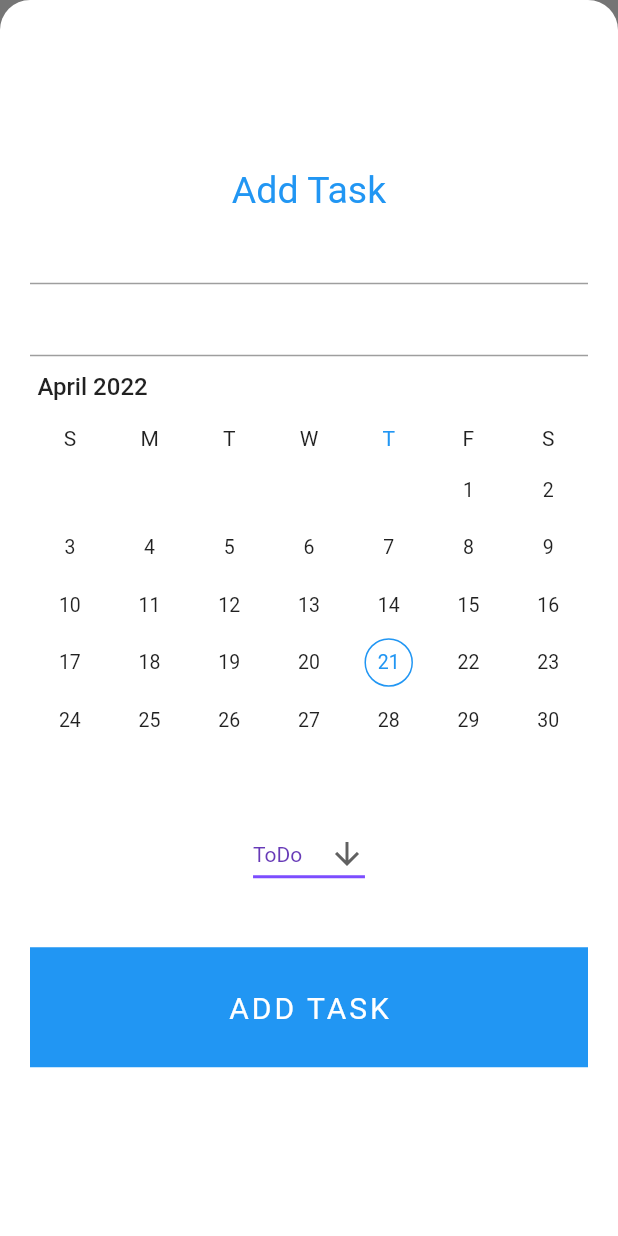
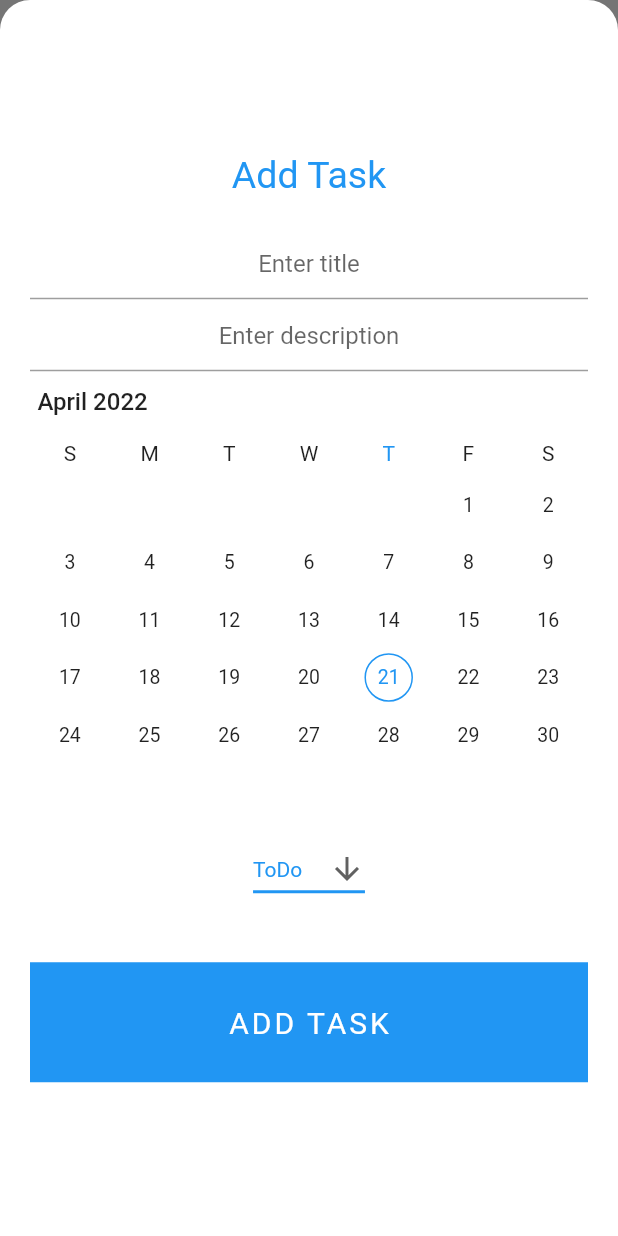
Before and after one commit to MonikaZemankiewicz/MAMSMainApp, a Flutter app: the screen it shows after launch, after a tap on the "add" icon, on a phone screen of 412 x 824 dp. Run offline on Flutter 3.47's test engine with Material 2 defaults, Android fonts, the phone set to English and light mode, and no system bars; drawn by our look-alikes of syncfusion_flutter_datepicker.

Commit message:
some changes

```diff
--- a/lib/main.dart
+++ b/lib/main.dart
@@ -17,6 +17,7 @@ class MyApp extends StatelessWidget {
         primarySwatch: Colors.blue,
       ),
       home: const MyHomePage(title: 'To-do list'),
+      debugShowCheckedModeBanner: false,
     );
   }
 }
--- a/lib/screens/add_task.dart
+++ b/lib/screens/add_task.dart
@@ -45,23 +45,29 @@ class _AddTaskState extends State<AddTask> {
               mainAxisAlignment: MainAxisAlignment.center,
               crossAxisAlignment: CrossAxisAlignment.center,
               children: <Widget>[
-                const Text('Add Task',
-                    style: TextStyle(
-                      color: Colors.blue,
-                      fontSize: 25.0,
-                    )),
+                const Padding(
+                  padding: EdgeInsets.fromLTRB(0, 0, 0, 20),
+                  child: Text('Add Task',
+                      style: TextStyle(
+                        color: Colors.blue,
+                        fontSize: 25.0,
+                      )),
+                ),
                 TextField(
                   textAlign: TextAlign.center,
                   onChanged: (newText) {
                     currentTaskName = newText;
                   },
                   controller: nameFieldText,
+                  decoration: InputDecoration(hintText: "Enter title"),
                 ),
                 TextField(
                   onChanged: (newText) {
                     currentTaskDescription = newText;
                   },
                   controller: descriptionFieldText,
+                  textAlign: TextAlign.center,
+                  decoration: InputDecoration(hintText: "Enter description"),
                 ),
                 SfDateRangePicker(
                   onSelectionChanged:
@@ -76,10 +82,10 @@ class _AddTaskState extends State<AddTask> {
                       value: currentTaskType,
                       icon: const Icon(Icons.arrow_downward),
                       elevation: 16,
-                      style: const TextStyle(color: Colors.deepPurple),
+                      style: const TextStyle(color: Colors.blue),
                       underline: Container(
                         height: 2,
-                        color: Colors.deepPurpleAccent,
+                        color: Colors.blue,
                       ),
                       onChanged: (TaskType? newValue) {
                         currentTaskType = newValue!;
--- a/lib/screens/home_page.dart
+++ b/lib/screens/home_page.dart
@@ -45,10 +45,12 @@ class _MyHomePageState extends State<MyHomePage> {
   Widget build(BuildContext context) {
     return Scaffold(
       appBar: AppBar(
-        title: Text(widget.title),
+        title: const Text(
+          'My To-Do List',
+        ),
       ),
       body: SafeArea(
-        child: Container(child: TasksList(tasks: tasks)),
+        child: Container(color: Colors.white, child: TasksList(tasks: tasks)),
       ),
       floatingActionButton: FloatingActionButton(
         child: Icon(Icons.add),
--- a/lib/widgets/slide_left_bcg.dart
+++ b/lib/widgets/slide_left_bcg.dart
@@ -2,7 +2,7 @@ import 'package:flutter/material.dart';
 
 Widget slideLeftBcg() {
   return Container(
-    color: Colors.green,
+    color: Color.fromRGBO(51, 219, 174, 1),
     child: Align(
       child: Row(
         mainAxisAlignment: MainAxisAlignment.end,
--- a/lib/widgets/slide_right_bcg.dart
+++ b/lib/widgets/slide_right_bcg.dart
@@ -2,7 +2,7 @@ import 'package:flutter/material.dart';
 
 Widget slideRightBcg() {
   return Container(
-    color: Colors.red,
+    color: Color.fromARGB(255, 238, 155, 155),
     child: Align(
       child: Row(
         mainAxisAlignment: MainAxisAlignment.start,
--- a/lib/widgets/task_tile.dart
+++ b/lib/widgets/task_tile.dart
@@ -3,50 +3,54 @@ import 'package:secondlab/models/task.dart';
 import 'package:secondlab/screens/task_details.dart';
 import 'package:secondlab/models/task_type.dart';
 
-class TaskTile extends StatelessWidget {
+class TaskTile extends StatefulWidget {
   final Task task;
-  final Function changeStatusCallback;
 
-  const TaskTile({required this.task, required this.changeStatusCallback});
+  const TaskTile({required this.task});
 
+  @override
+  State<TaskTile> createState() => _TaskTileState();
+}
+
+class _TaskTileState extends State<TaskTile> {
   getWidget() {
-    if (task.type == TaskType.ToDo) {
-      return const Icon(Icons.list);
-    } else if (task.type == TaskType.Phone) {
-      return const Icon(Icons.phone);
-    } else if (task.type == TaskType.Email) {
-      return const Icon(Icons.email);
-    } else if (task.type == TaskType.Meeting) {
-      return const Icon(Icons.meeting_room);
+    if (widget.task.type == TaskType.ToDo) {
+      return const Icon(Icons.list, color: Colors.blue);
+    } else if (widget.task.type == TaskType.Phone) {
+      return const Icon(Icons.phone, color: Colors.blue);
+    } else if (widget.task.type == TaskType.Email) {
+      return const Icon(Icons.email, color: Colors.blue);
+    } else if (widget.task.type == TaskType.Meeting) {
+      return const Icon(Icons.meeting_room, color: Colors.blue);
     }
   }
 
   @override
   Widget build(BuildContext context) {
     return ListTile(
-      tileColor:
-          task.status ? Color.fromARGB(255, 168, 206, 125) : Colors.white,
+      tileColor: widget.task.status
+          ? Color.fromARGB(255, 168, 206, 125)
+          : Colors.white,
       leading: getWidget(),
       title: Text(
-        task.name,
+        widget.task.name,
         style: TextStyle(
-            decoration: task.status ? TextDecoration.lineThrough : null),
+            decoration: widget.task.status ? TextDecoration.lineThrough : null),
       ),
-      trailing: task.status
+      trailing: widget.task.status
           ? const Icon(
               Icons.done,
-              color: Colors.white,
+              color: Color.fromRGBO(51, 219, 174, 1),
             )
           : null,
-      subtitle: Text(task.dueDate),
+      subtitle: Text(widget.task.dueDate),
       onTap: () {
         Navigator.push(context, MaterialPageRoute(builder: (context) {
           return TaskDetails(
-            task: task,
+            task: widget.task,
           );
         }));
       },
-      //onTap: changeStatusCallback,
     );
   }
 }
--- a/lib/widgets/tasks_list.dart
+++ b/lib/widgets/tasks_list.dart
@@ -20,20 +20,9 @@ class _TasksListState extends State<TasksList> {
       itemBuilder: (context, index) {
         return Dismissible(
           key: Key(index.toString()),
-          // onDismissed: (DismissDirection direction) {
-          //   setState(() {
-          //     widget.tasks.removeAt(index);
-          //   });
-          // },
           child: TaskTile(
-              task: widget.tasks[index],
-              changeStatusCallback: (bool taskState) {
-                setState(() {
-                  widget.tasks[index].toggleDone();
-                });
-                ScaffoldMessenger.of(context).showSnackBar(
-                    SnackBar(content: Text('Task $index deleted')));
-              }),
+            task: widget.tasks[index],
+          ),
           background: slideRightBcg(),
           secondaryBackground: slideLeftBcg(),
           confirmDismiss: (direction) async {
@@ -71,7 +60,7 @@ class _TasksListState extends State<TasksList> {
                   });
             } else {
               setState(() {
-                widget.tasks[index].status = true;
+                widget.tasks[index].toggleDone();
               });
             }
           },
```
